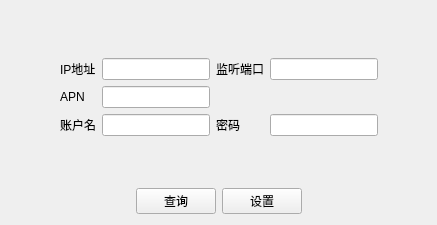
The window that src/ReaderManager/gprsconfigdlg.ui (shi-jq/LINKS004-YRFID-PC-CPlus) describes before a commit, drawn with Qt 5.
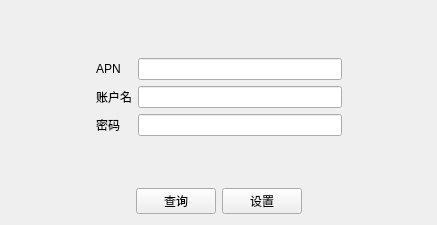
The same window after the commit.

```diff
--- a/src/ReaderManager/gprsconfigdlg.ui
+++ b/src/ReaderManager/gprsconfigdlg.ui
@@ -45,60 +45,33 @@
      <item>
       <layout class="QGridLayout" name="gridLayout">
        <item row="0" column="0">
-        <widget class="QLabel" name="label">
-         <property name="text">
-          <string>IP地址</string>
-         </property>
-        </widget>
-       </item>
-       <item row="0" column="1">
-        <widget class="QLineEdit" name="lineEdit"/>
-       </item>
-       <item row="0" column="2">
-        <widget class="QLabel" name="label_2">
-         <property name="text">
-          <string>监听端口</string>
-         </property>
-        </widget>
-       </item>
-       <item row="0" column="3">
-        <widget class="QLineEdit" name="lineEdit_2">
-         <property name="minimumSize">
-          <size>
-           <width>0</width>
-           <height>0</height>
-          </size>
-         </property>
-        </widget>
-       </item>
-       <item row="1" column="0">
         <widget class="QLabel" name="label_3">
          <property name="text">
           <string>APN</string>
          </property>
         </widget>
        </item>
-       <item row="1" column="1">
+       <item row="0" column="1">
         <widget class="QLineEdit" name="lineEdit_3"/>
        </item>
-       <item row="2" column="0">
+       <item row="1" column="1">
+        <widget class="QLineEdit" name="lineEdit_4"/>
+       </item>
+       <item row="1" column="0">
         <widget class="QLabel" name="label_4">
          <property name="text">
           <string>账户名</string>
          </property>
         </widget>
        </item>
-       <item row="2" column="1">
-        <widget class="QLineEdit" name="lineEdit_4"/>
-       </item>
-       <item row="2" column="2">
+       <item row="2" column="0">
         <widget class="QLabel" name="label_5">
          <property name="text">
           <string>密码</string>
          </property>
         </widget>
        </item>
-       <item row="2" column="3">
+       <item row="2" column="1">
         <widget class="QLineEdit" name="lineEdit_5"/>
        </item>
       </layout>
```
